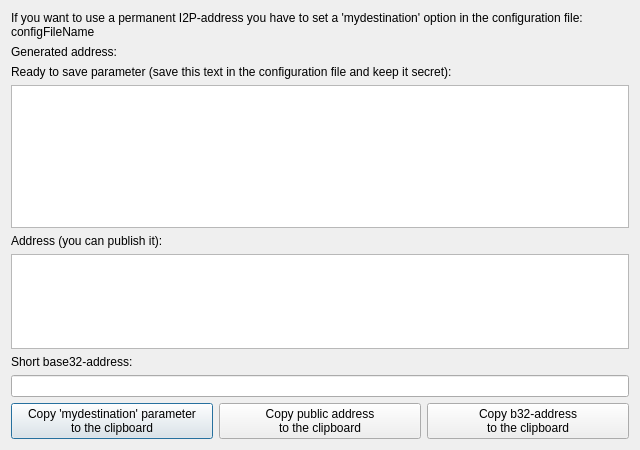
Qt form bitcoin-qt/src/qt/forms/showi2paddresses.ui (justusranvier/bitcoin) before a commit.
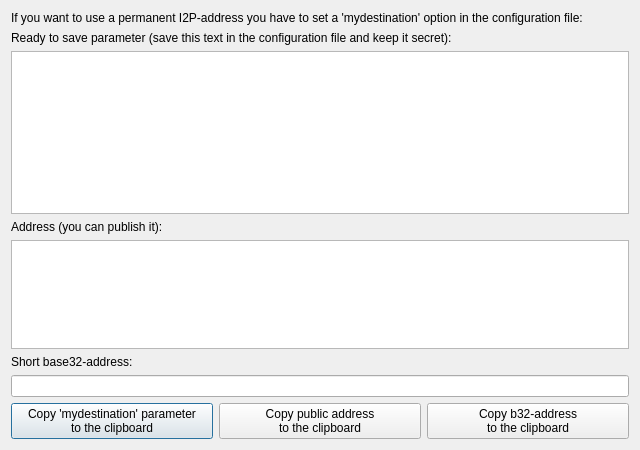
The same form after that commit.

Commit message: show predefined window for i2p-addresses instead of dynamic window

Diff of the .ui file:
```diff
--- a/bitcoin-qt/src/qt/forms/showi2paddresses.ui
+++ b/bitcoin-qt/src/qt/forms/showi2paddresses.ui
@@ -10,6 +10,12 @@
     <height>450</height>
    </rect>
   </property>
+  <property name="minimumSize">
+   <size>
+    <width>640</width>
+    <height>450</height>
+   </size>
+  </property>
   <property name="windowTitle">
    <string>Dialog</string>
   </property>
@@ -17,20 +23,13 @@
    <item>
     <widget class="QLabel" name="label">
      <property name="text">
-      <string>If you want to use a permanent I2P-address you have to set a 'mydestination' option in the configuration file: configFileName</string>
+      <string>If you want to use a permanent I2P-address you have to set a 'mydestination' option in the configuration file:</string>
      </property>
      <property name="wordWrap">
       <bool>true</bool>
      </property>
     </widget>
    </item>
-   <item>
-    <widget class="QLabel" name="label_2">
-     <property name="text">
-      <string>Generated address:</string>
-     </property>
-    </widget>
-   </item>
    <item>
     <widget class="QLabel" name="label_3">
      <property name="text">
@@ -39,7 +38,7 @@
     </widget>
    </item>
    <item>
-    <widget class="QPlainTextEdit" name="privText">
+    <widget class="QTextEdit" name="privText">
      <property name="sizePolicy">
       <sizepolicy hsizetype="Expanding" vsizetype="Expanding">
        <horstretch>0</horstretch>
@@ -63,6 +62,9 @@
        <verstretch>2</verstretch>
       </sizepolicy>
      </property>
+     <property name="readOnly">
+      <bool>true</bool>
+     </property>
     </widget>
    </item>
    <item>
```
The commit also changes 6 other files.
